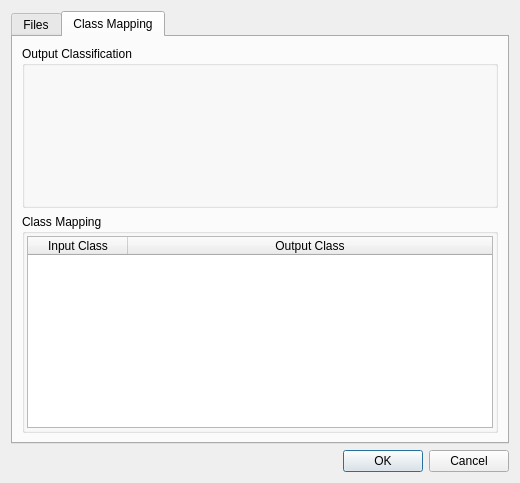
Above: enmapbox/coreapps/reclassifyapp/reclassifydialog.ui from jakimowb/enmapbox_testmigration2 before the change. Below: the same form after it.
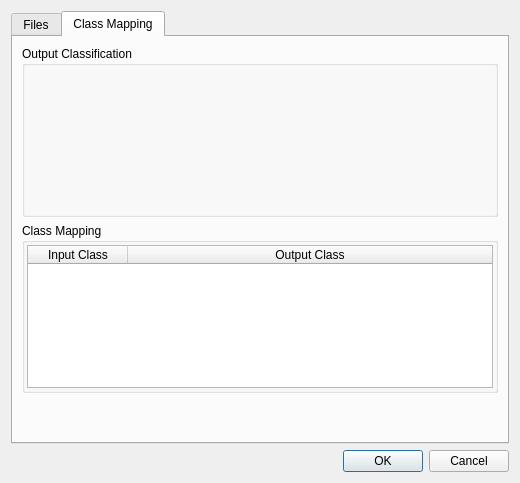
That is the form after the change. The open tabs and pages were chosen to show the change. Custom widgets are drawn as their Qt base class.

Commit message: revisited coreapps/reclassification

What changed in the file:
```diff
--- a/enmapbox/coreapps/reclassifyapp/reclassifydialog.ui
+++ b/enmapbox/coreapps/reclassifyapp/reclassifydialog.ui
@@ -165,14 +165,14 @@
         <widget class="QGroupBox" name="groupBoxTargetClassification">
          <property name="sizePolicy">
           <sizepolicy hsizetype="Preferred" vsizetype="Preferred">
-           <horstretch>2</horstretch>
+           <horstretch>0</horstretch>
            <verstretch>2</verstretch>
           </sizepolicy>
          </property>
          <property name="minimumSize">
           <size>
            <width>0</width>
-           <height>50</height>
+           <height>0</height>
           </size>
          </property>
          <property name="toolTip">
@@ -181,17 +181,11 @@
          <property name="title">
           <string>Output Classification</string>
          </property>
-         <layout class="QVBoxLayout" name="verticalLayout_3">
-          <property name="leftMargin">
+         <layout class="QVBoxLayout" name="verticalLayout_7">
+          <property name="spacing">
            <number>2</number>
           </property>
-          <property name="topMargin">
-           <number>2</number>
-          </property>
-          <property name="rightMargin">
-           <number>2</number>
-          </property>
-          <property name="bottomMargin">
+          <property name="margin">
            <number>2</number>
           </property>
           <item>
@@ -209,6 +203,12 @@
        </item>
        <item>
         <widget class="QGroupBox" name="groupBox_2">
+         <property name="sizePolicy">
+          <sizepolicy hsizetype="Preferred" vsizetype="Preferred">
+           <horstretch>0</horstretch>
+           <verstretch>2</verstretch>
+          </sizepolicy>
+         </property>
          <property name="toolTip">
           <string/>
          </property>
@@ -260,6 +260,19 @@
          </layout>
         </widget>
        </item>
+       <item>
+        <spacer name="verticalSpacer_2">
+         <property name="orientation">
+          <enum>Qt::Vertical</enum>
+         </property>
+         <property name="sizeHint" stdset="0">
+          <size>
+           <width>20</width>
+           <height>40</height>
+          </size>
+         </property>
+        </spacer>
+       </item>
       </layout>
      </widget>
     </widget>
@@ -274,6 +287,12 @@
   </layout>
  </widget>
  <customwidgets>
+  <customwidget>
+   <class>QgsCollapsibleGroupBox</class>
+   <extends>QGroupBox</extends>
+   <header>qgscollapsiblegroupbox.h</header>
+   <container>1</container>
+  </customwidget>
   <customwidget>
    <class>ClassificationSchemeWidget</class>
    <extends>QWidget</extends>
```
Left out of the diff: 91 changed lines with no effect on the pictures. The commit also changes 2 other files.
